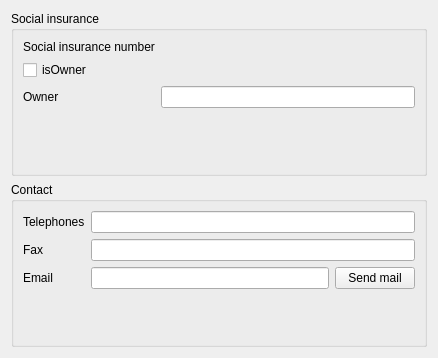
Before: the Qt Designer form global_resources/forms/subforms/generic/fullidentity/ui/xx/identity.ui in FreeHealth/freehealth, drawn with Qt 5.
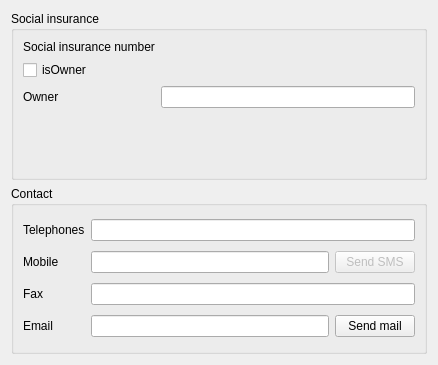
After: the same form once the commit is applied.

Commit message: adding management of patient mobile phone number

What changed in the file:
```diff
--- a/global_resources/forms/subforms/generic/fullidentity/ui/xx/identity.ui
+++ b/global_resources/forms/subforms/generic/fullidentity/ui/xx/identity.ui
@@ -7,7 +7,7 @@
     <x>0</x>
     <y>0</y>
     <width>438</width>
-    <height>358</height>
+    <height>365</height>
    </rect>
   </property>
   <property name="windowTitle">
@@ -64,43 +64,67 @@
      <property name="title">
       <string>Contact</string>
      </property>
-     <layout class="QFormLayout" name="formLayout_2">
-      <item row="0" column="0">
+     <layout class="QGridLayout" name="gridLayout">
+      <item row="3" column="3">
+       <layout class="QHBoxLayout" name="horizontalLayout">
+        <item>
+         <widget class="QLineEdit" name="emailEdit"/>
+        </item>
+        <item>
+         <widget class="QPushButton" name="sendMailButton">
+          <property name="text">
+           <string>Send mail</string>
+          </property>
+         </widget>
+        </item>
+       </layout>
+      </item>
+      <item row="3" column="0">
+       <widget class="QLabel" name="emailLabel">
+        <property name="text">
+         <string>Email</string>
+        </property>
+       </widget>
+      </item>
+      <item row="0" column="0" colspan="2">
        <widget class="QLabel" name="telsLabel">
         <property name="text">
          <string>Telephones</string>
         </property>
        </widget>
       </item>
-      <item row="0" column="1">
-       <widget class="QLineEdit" name="telsEdit"/>
-      </item>
-      <item row="1" column="0">
+      <item row="2" column="0">
        <widget class="QLabel" name="faxLabel">
         <property name="text">
          <string>Fax</string>
         </property>
        </widget>
       </item>
-      <item row="1" column="1">
+      <item row="2" column="3">
        <widget class="QLineEdit" name="faxEdit"/>
       </item>
-      <item row="2" column="0">
-       <widget class="QLabel" name="emailLabel">
+      <item row="0" column="3">
+       <widget class="QLineEdit" name="telsEdit"/>
+      </item>
+      <item row="1" column="0" colspan="2">
+       <widget class="QLabel" name="mobileLable">
         <property name="text">
-         <string>Email</string>
+         <string>Mobile</string>
         </property>
        </widget>
       </item>
-      <item row="2" column="1">
-       <layout class="QHBoxLayout" name="horizontalLayout">
+      <item row="1" column="3">
+       <layout class="QHBoxLayout" name="horizontalLayout_2">
         <item>
-         <widget class="QLineEdit" name="emailEdit"/>
+         <widget class="QLineEdit" name="mobileEdit"/>
         </item>
         <item>
-         <widget class="QPushButton" name="sendMailButton">
+         <widget class="QPushButton" name="sendSmsButton">
+          <property name="enabled">
+           <bool>false</bool>
+          </property>
           <property name="text">
-           <string>Send mail</string>
+           <string>Send SMS</string>
           </property>
          </widget>
         </item>
```
Left out of the diff: 10 changed lines with no effect on the pictures. The commit also changes 5 other files.
